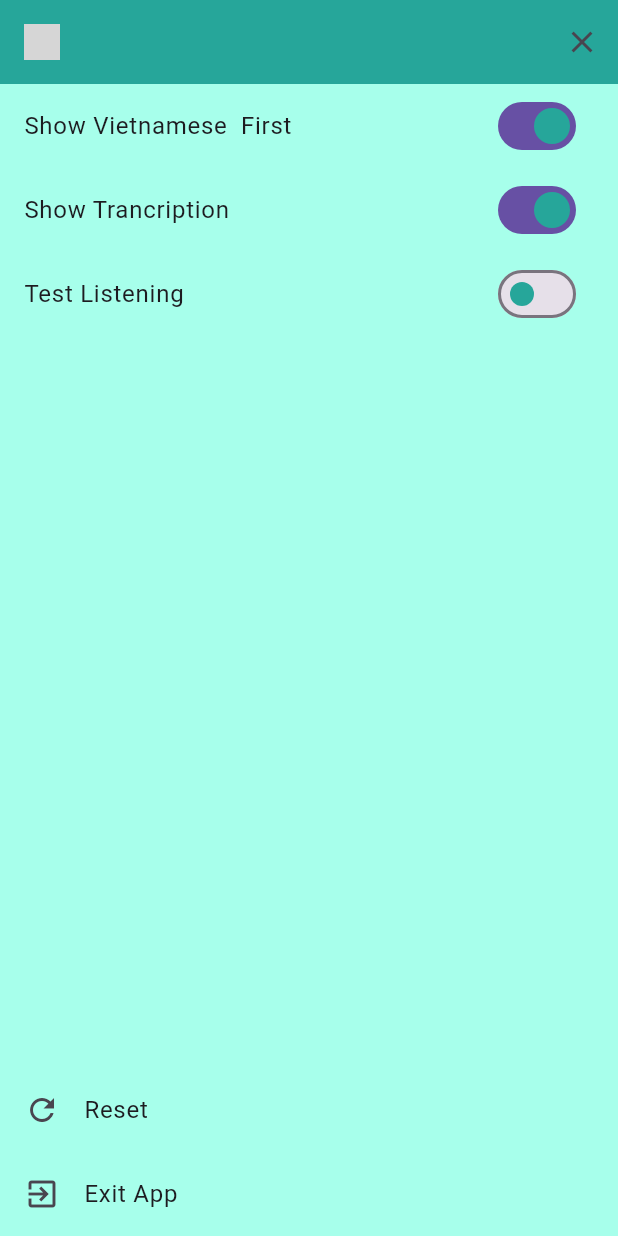
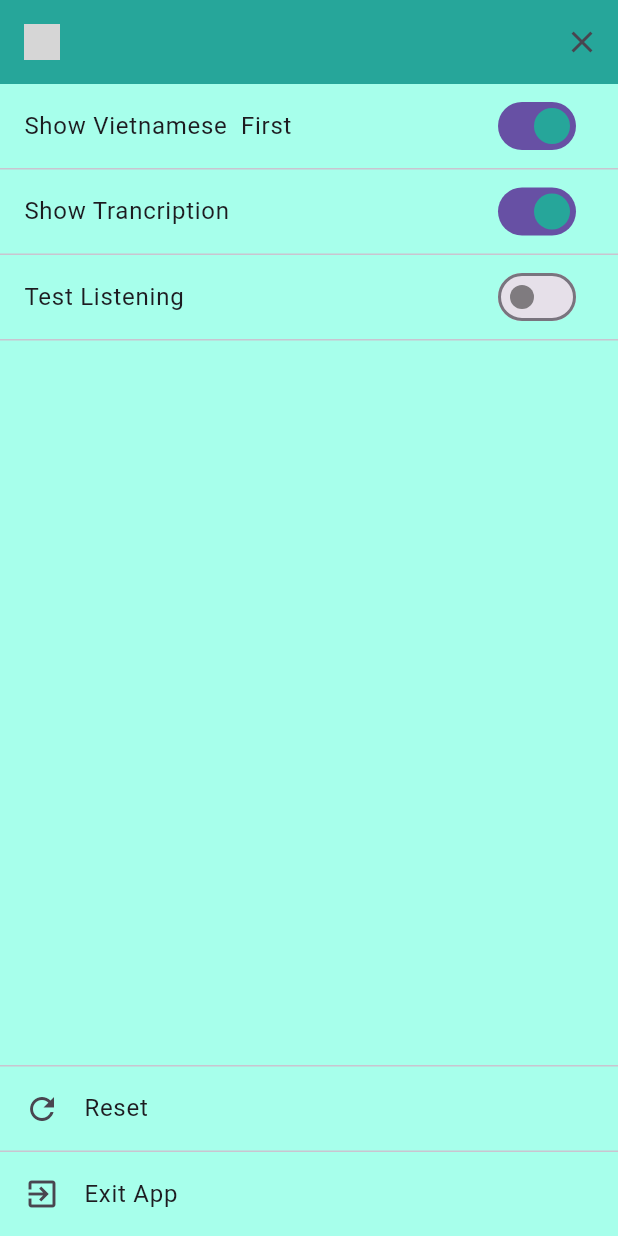
Before and after one commit to doanquangminh14/2025_LTTBDD_N04_DoanQuangMinh, a Flutter app: the SettingsPage screen opened directly, on a phone screen of 412 x 824 dp. Run offline on Flutter 3.47's test engine with Material 3 defaults, Android fonts, the light colour scheme and no system bars; our stand-ins replace flutter_tts, google_fonts; grey boxes are pictures that could not be loaded.

Commit message:
Sync Settings With Card Display

```diff
--- a/lib/pages/settings_page.dart
+++ b/lib/pages/settings_page.dart
@@ -21,14 +21,20 @@ class _SettingsPageState extends State<SettingsPage> {
   @override
   Widget build(BuildContext context) {
     return Consumer<SettingsNotifier>(
-      builder:(_,notifier,__) => Scaffold(
+      builder:(_,notifier,__) {
+        bool audioFirst = notifier.displayOptions.entries.firstWhere((element) =>
+       element.key == Settings.audioOnly ).value;
+
+
+
+        return Scaffold(
         appBar: PreferredSize(preferredSize: Size.fromHeight(kAppBarHeight),
             child: CustomAppBar()),
         body: Stack(
           children: [
             Column(
               children: [
-                SwitchButton(displayOption:  Settings.vietnameseFirst,),
+                SwitchButton(disabled: audioFirst, displayOption: Settings.vietnameseFirst,),
                 SwitchButton(displayOption:  Settings.showTranscription,),
                 SwitchButton(displayOption:  Settings.audioOnly,),
               ],
@@ -46,7 +52,8 @@ class _SettingsPageState extends State<SettingsPage> {
             )
           ],
         ),
-      ),
+      );
+      },
     );
   }
 }
--- a/lib/settings/settings_title.dart
+++ b/lib/settings/settings_title.dart
@@ -9,10 +9,15 @@ class SettingsTile extends StatelessWidget {
 
   @override
   Widget build(BuildContext context) {
-    return ListTile(
-      leading: icon,
-      title: Text(title),
-      onTap: callback,
+    return Column(
+      children: [
+        Divider(height: 1, thickness: 1,),
+        ListTile(
+          leading: icon,
+          title: Text(title),
+          onTap: callback,
+        ),
+      ],
     );
   }
 }
--- a/lib/settings/switch_botton.dart
+++ b/lib/settings/switch_botton.dart
@@ -6,22 +6,30 @@ import '../enums/settings.dart';
 import '../notifiers/settings_notifier.dart';
 
 class SwitchButton extends StatelessWidget {
-  const SwitchButton({required this.displayOption, super.key  });
+  const SwitchButton({required this.displayOption,this.disabled = false, super.key  });
 
   final Settings displayOption;
+  final bool disabled;
 
   @override
   Widget build(BuildContext context) {
     return Consumer<SettingsNotifier>(
       builder: (_,notifier,__) =>
+          Column(
+            children: [
               SwitchListTile(
+                inactiveThumbColor: Colors.black.withOpacity(0.50),
+                  tileColor: disabled ? Colors.black.withOpacity(0.50) : Colors.transparent ,
                   title: Text(displayOption.toText()),
                   value: notifier.displayOptions.entries.firstWhere((element) => element.key
                       == displayOption).value,
 
-              onChanged: (value){
+                  onChanged: disabled ? null : (value){
                     notifier.updateDisplayOptions(displayOption: displayOption, isToggled: value);
                   }),
+              Divider(height: 1, thickness: 1,)
+            ],
+          ),
     );
   }
 }
```
Also changed, not shown: lib/components/flashcards_page/card_display.dart (+40 -4 lines). Lines whose indentation alone changed are shown as unchanged.
